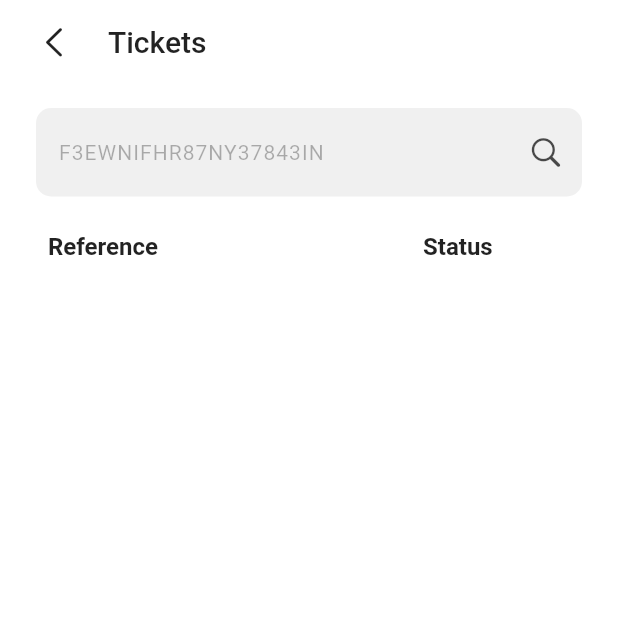
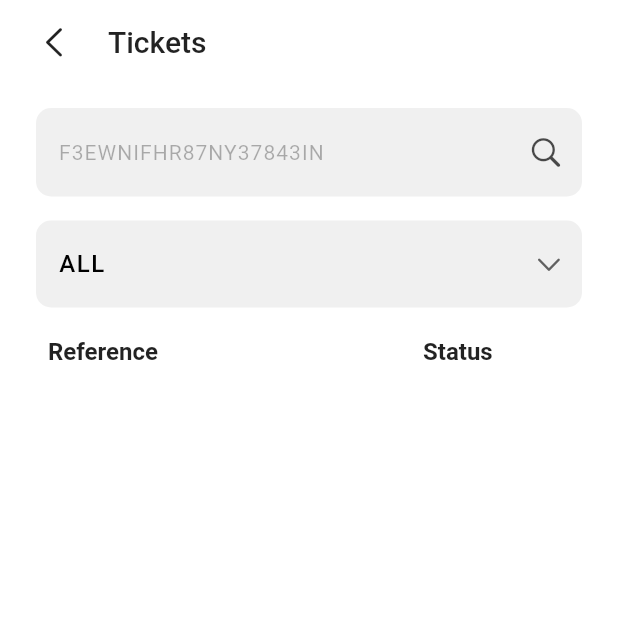
Before and after one commit to nubeapp/management, a Flutter app: the TicketsScreen screen opened directly with empty values, on a phone screen of 412 x 824 dp, the top half of it. Run offline on Flutter 3.47's test engine with Material 2 defaults, Android fonts, the phone set to English and light mode, and no system bars; our stand-ins replace flutter_bloc, get_it, rxdart, shared_preferences; missing offline and left inert: qr_code_scanner; accounts and stored records are empty; network calls fail.

Commit message:
Filtered by TicketStatus in TicketsScreen working correctly

```diff
--- a/lib/domain/entities/ticket/ticket_status.dart
+++ b/lib/domain/entities/ticket/ticket_status.dart
@@ -2,4 +2,5 @@ enum TicketStatus {
   AVAILABLE,
   SOLD,
   CANCELED,
+  VALIDATED,
 }
--- a/lib/presentation/pages/tickets_screen.dart
+++ b/lib/presentation/pages/tickets_screen.dart
@@ -4,6 +4,7 @@ import 'package:flutter/material.dart';
 import 'package:get_it/get_it.dart';
 import 'package:rxdart/rxdart.dart';
 import 'package:validator/domain/entities/event.dart';
+import 'package:validator/domain/entities/ticket/ticket_status.dart';
 import 'package:validator/domain/entities/ticket/ticket_summary.dart';
 import 'package:validator/domain/entities/ticket/ticket.dart';
 import 'package:validator/domain/services/ticket_service_interface.dart';
@@ -11,6 +12,7 @@ import 'package:validator/extensions/extensions.dart';
 import 'package:validator/presentation/styles/logger.dart';
 import 'package:validator/presentation/widgets/input_field.dart';
 import 'package:validator/presentation/widgets/label.dart';
+import 'package:validator/presentation/widgets/ticket_status_dropdown.dart';
 
 class TicketsScreen extends StatefulWidget {
   const TicketsScreen({super.key, required this.event});
@@ -30,12 +32,13 @@ class _TicketsScreenState extends State<TicketsScreen> {
 
   List<Ticket> _tickets = [];
   List<Ticket> _filteredTickets = [];
+  String _selectedStatus = 'ALL';
 
   @override
   void initState() {
     super.initState();
-    _fetchTickets(); // Fetch all tickets initially
-    _searchStreamController.stream.distinct().debounceTime(_debounceTime).listen((searchText) {
+    _fetchTickets();
+    _searchSubscription = _searchStreamController.stream.distinct().debounceTime(_debounceTime).listen((searchText) {
       _updateListView(searchText);
     });
   }
@@ -66,7 +69,10 @@ class _TicketsScreenState extends State<TicketsScreen> {
 
   void _updateListView(String searchText) {
     final filteredTickets = _tickets.where((ticket) {
-      return ticket.reference.startsWith(searchText);
+      bool matchesSearchText = ticket.reference.startsWith(searchText);
+      bool matchesStatus = _selectedStatus == 'ALL' || ticket.status.name == _selectedStatus;
+
+      return matchesSearchText && matchesStatus;
     }).toList();
 
     setState(() {
@@ -74,7 +80,14 @@ class _TicketsScreenState extends State<TicketsScreen> {
     });
   }
 
-  PreferredSizeWidget customAppBar() => AppBar(
+  void _onStatusSelected(String status) {
+    setState(() {
+      _selectedStatus = status;
+    });
+    _updateListView(_searchController.text); // Update the filtered list based on the search text and selected status
+  }
+
+  PreferredSizeWidget _customAppBar() => AppBar(
         backgroundColor: Colors.transparent,
         elevation: 0,
         title: const Text(
@@ -99,7 +112,7 @@ class _TicketsScreenState extends State<TicketsScreen> {
   @override
   Widget build(BuildContext context) {
     return Scaffold(
-      appBar: customAppBar(),
+      appBar: _customAppBar(),
       backgroundColor: Colors.white,
       body: Padding(
         padding: const EdgeInsets.symmetric(horizontal: 24),
@@ -122,13 +135,17 @@ class _TicketsScreenState extends State<TicketsScreen> {
                 ],
               ),
             ),
-            Row(
+            TicketStatusDropdown(onStatusSelected: _onStatusSelected),
+            Padding(
+              padding: const EdgeInsets.only(top: 12),
+              child: Row(
                 mainAxisAlignment: MainAxisAlignment.start,
                 children: [
                   const Label(label: 'Reference'),
                   SizedBox(width: context.w * 0.39),
                   const Label(label: 'Status'),
                 ],
+              ),
             ),
             Expanded(
               child: ListView.separated(
@@ -187,3 +204,75 @@ class _TicketsScreenState extends State<TicketsScreen> {
     );
   }
 }
+
+class TicketStatusDropdown extends StatefulWidget {
+  const TicketStatusDropdown({super.key, this.onStatusSelected});
+
+  final Function(String)? onStatusSelected;
+
+  @override
+  State<TicketStatusDropdown> createState() => _TicketStatusDropdownState();
+}
+
+class _TicketStatusDropdownState extends State<TicketStatusDropdown> {
+  final List<String> _ticketStatusList = [
+    'ALL',
+    TicketStatus.AVAILABLE.name,
+    TicketStatus.SOLD.name,
+    TicketStatus.CANCELED.name,
+    TicketStatus.VALIDATED.name,
+  ];
+  String _selectedOption = 'ALL';
+
+  @override
+  void initState() {
+    super.initState();
+  }
+
+  @override
+  Widget build(BuildContext context) {
+    return DropdownButtonFormField<String>(
+      value: _selectedOption,
+      onChanged: (newValue) {
+        setState(() {
+          _selectedOption = newValue!;
+        });
+        widget.onStatusSelected!(newValue!);
+      },
+      items: _ticketStatusList.map(
+        (status) {
+          return DropdownMenuItem<String>(
+            value: status,
+            child: Text(status),
+          );
+        },
+      ).toList(),
+      isExpanded: true,
+      style: const TextStyle(
+        color: Colors.black,
+        fontSize: 16.0,
+        letterSpacing: 1.0,
+        fontWeight: FontWeight.w500,
+      ),
+      borderRadius: BorderRadius.circular(15),
+      icon: const Icon(CupertinoIcons.chevron_down),
+      iconSize: 20,
+      decoration: InputDecoration(
+        contentPadding: const EdgeInsets.only(top: 17, bottom: 17, left: 15, right: 15),
+        hintText: 'ALL',
+        hintStyle: TextStyle(
+          fontSize: 14.0,
+          fontWeight: FontWeight.w400,
+          letterSpacing: 0.7,
+          color: Colors.black.withOpacity(0.3),
+        ),
+        filled: true,
+        fillColor: const Color.fromARGB(255, 240, 240, 240),
+        border: OutlineInputBorder(
+          borderSide: BorderSide.none,
+          borderRadius: BorderRadius.circular(10.0),
+        ),
+      ),
+    );
+  }
+}
--- /dev/null
+++ b/lib/presentation/widgets/ticket_status_dropdown.dart
@@ -0,0 +1,79 @@
+import 'package:flutter/cupertino.dart';
+import 'package:flutter/material.dart';
+import 'package:get_it/get_it.dart';
+import 'package:validator/domain/entities/organization.dart';
+import 'package:validator/domain/entities/ticket/ticket_status.dart';
+import 'package:validator/domain/services/organization_service_interface.dart';
+import 'package:validator/presentation/styles/logger.dart';
+
+class TicketStatusDropdown extends StatefulWidget {
+  const TicketStatusDropdown({super.key, this.onStatusSelected});
+
+  final Function(String)? onStatusSelected;
+
+  @override
+  State<TicketStatusDropdown> createState() => _TicketStatusDropdownState();
+}
+
+class _TicketStatusDropdownState extends State<TicketStatusDropdown> {
+  final List<String> _ticketStatusList = [
+    'ALL',
+    TicketStatus.AVAILABLE.name,
+    TicketStatus.SOLD.name,
+    TicketStatus.CANCELED.name,
+    TicketStatus.VALIDATED.name,
+  ];
+  String _selectedOption = 'ALL';
+
+  @override
+  void initState() {
+    super.initState();
+  }
+
+  @override
+  Widget build(BuildContext context) {
+    return DropdownButtonFormField<String>(
+      value: _selectedOption,
+      onChanged: (newValue) {
+        setState(() {
+          _selectedOption = newValue!;
+        });
+        widget.onStatusSelected!(newValue!);
+      },
+      items: _ticketStatusList.map(
+        (status) {
+          return DropdownMenuItem<String>(
+            value: status,
+            child: Text(status),
+          );
+        },
+      ).toList(),
+      isExpanded: true,
+      style: const TextStyle(
+        color: Colors.black,
+        fontSize: 16.0,
+        letterSpacing: 1.0,
+        fontWeight: FontWeight.w500,
+      ),
+      borderRadius: BorderRadius.circular(15),
+      icon: const Icon(CupertinoIcons.chevron_down),
+      iconSize: 20,
+      decoration: InputDecoration(
+        contentPadding: const EdgeInsets.only(top: 17, bottom: 17, left: 15, right: 15),
+        hintText: 'ALL',
+        hintStyle: TextStyle(
+          fontSize: 14.0,
+          fontWeight: FontWeight.w400,
+          letterSpacing: 0.7,
+          color: Colors.black.withOpacity(0.3),
+        ),
+        filled: true,
+        fillColor: const Color.fromARGB(255, 240, 240, 240),
+        border: OutlineInputBorder(
+          borderSide: BorderSide.none,
+          borderRadius: BorderRadius.circular(10.0),
+        ),
+      ),
+    );
+  }
+}
```
Lines whose indentation alone changed are shown as unchanged.
